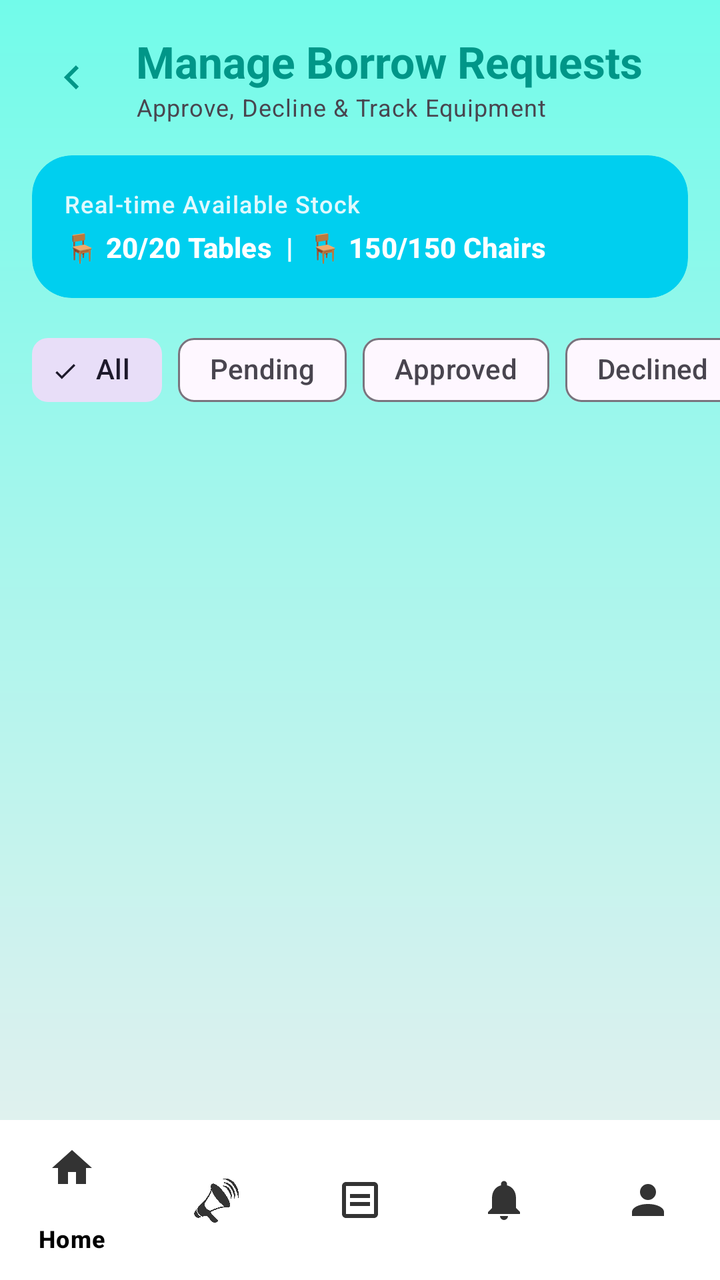
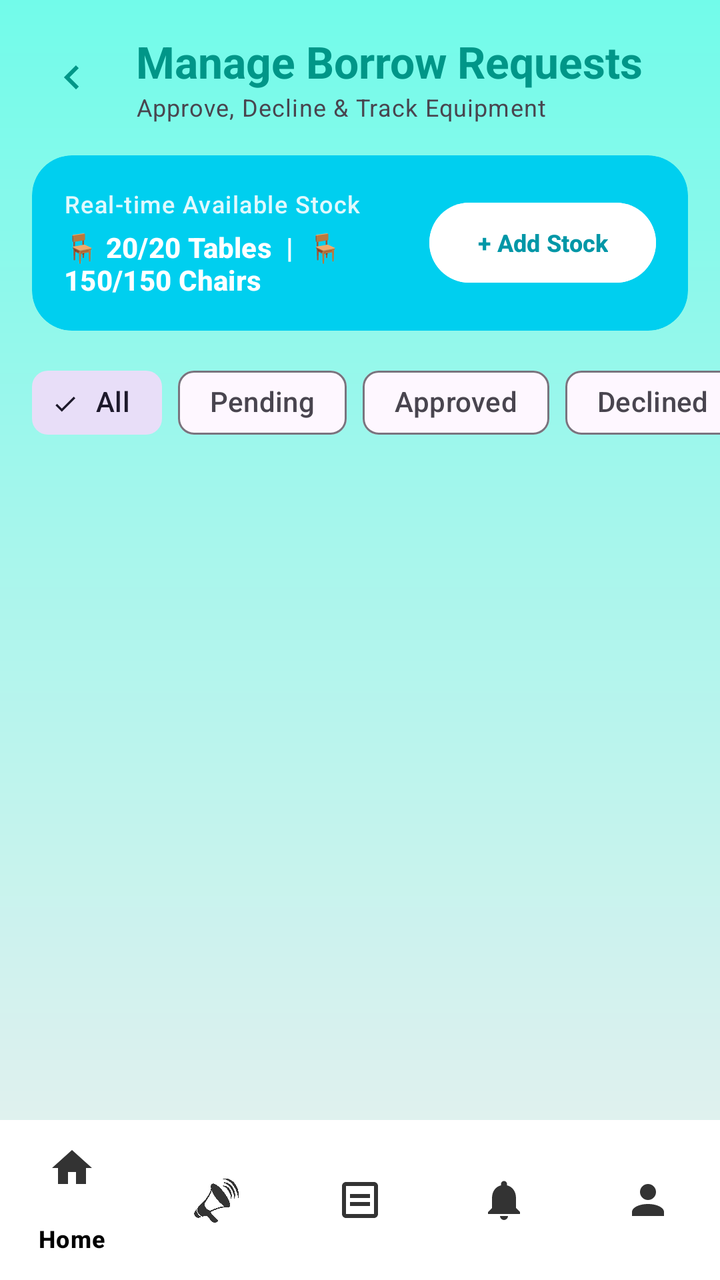

Two renders of the same Android screen: before a commit and after it. Below are the layout's source before the change and the commit's diff.
<!-- AndroidManifest.xml: application theme Theme.IServeKo -->
<!-- res/layout/activity_borrow_official.xml -->
<?xml version="1.0" encoding="utf-8"?>
<androidx.coordinatorlayout.widget.CoordinatorLayout xmlns:android="http://schemas.android.com/apk/res/android"
    xmlns:app="http://schemas.android.com/apk/res-auto"
    xmlns:tools="http://schemas.android.com/tools"
    android:id="@+id/main"
    android:layout_width="match_parent"
    android:layout_height="match_parent"
    android:background="@drawable/designbrg"
    tools:context=".BorrowOfficialActivity">

    <com.google.android.material.appbar.AppBarLayout
        android:layout_width="match_parent"
        android:layout_height="wrap_content"
        android:background="@android:color/transparent"
        app:elevation="0dp">

        <RelativeLayout
            android:layout_width="match_parent"
            android:layout_height="wrap_content"
            android:padding="16dp">

            <ImageButton
                android:id="@+id/btnBack"
                android:layout_width="40dp"
                android:layout_height="40dp"
                android:layout_centerVertical="true"
                android:background="?attr/selectableItemBackgroundBorderless"
                android:src="@drawable/ic_arrow_next"
                android:rotation="180"
                app:tint="@color/dash_teal"
                tools:ignore="ContentDescription" />

            <LinearLayout
                android:layout_width="wrap_content"
                android:layout_height="wrap_content"
                android:layout_centerVertical="true"
                android:layout_marginStart="12dp"
                android:layout_toEndOf="@id/btnBack"
                android:orientation="vertical">

                <TextView
                    android:layout_width="wrap_content"
                    android:layout_height="wrap_content"
                    android:text="Manage Borrow Requests"
                    android:textAppearance="@style/TextAppearance.Material3.TitleLarge"
                    android:textColor="@color/dash_teal"
                    android:textStyle="bold" />

                <TextView
                    android:layout_width="wrap_content"
                    android:layout_height="wrap_content"
                    android:text="Approve, Decline &amp; Track Equipment"
                    android:textAppearance="@style/TextAppearance.Material3.BodySmall"
                    android:textColor="@color/onSurfaceVariant" />
            </LinearLayout>

        </RelativeLayout>

    </com.google.android.material.appbar.AppBarLayout>

    <LinearLayout
        android:layout_width="match_parent"
        android:layout_height="match_parent"
        android:orientation="vertical"
        app:layout_behavior="@string/appbar_scrolling_view_behavior">

        
        <com.google.android.material.card.MaterialCardView
            style="?attr/materialCardViewFilledStyle"
            android:layout_width="match_parent"
            android:layout_height="wrap_content"
            android:layout_marginHorizontal="16dp"
            android:layout_marginBottom="12dp"
            app:cardBackgroundColor="#00CFEF"
            app:cardCornerRadius="20dp"
            app:strokeWidth="0dp">

            <LinearLayout
                android:layout_width="match_parent"
                android:layout_height="wrap_content"
                android:gravity="center_vertical"
                android:orientation="horizontal"
                android:padding="16dp">

                <LinearLayout
                    android:layout_width="0dp"
                    android:layout_height="wrap_content"
                    android:layout_weight="1"
                    android:orientation="vertical">

                    <TextView
                        android:layout_width="wrap_content"
                        android:layout_height="wrap_content"
                        android:text="Real-time Available Stock"
                        android:textAppearance="@style/TextAppearance.Material3.LabelMedium"
                        android:textColor="#E0FFFFFF" />

                    <TextView
                        android:id="@+id/txtInventoryStatus"
                        android:layout_width="wrap_content"
                        android:layout_height="wrap_content"
                        android:layout_marginTop="4dp"
                        android:text="🪑 20/20 Tables  |  🪑 150/150 Chairs"
                        android:textAppearance="@style/TextAppearance.Material3.TitleSmall"
                        android:textColor="@color/white"
                        android:textStyle="bold" />
                </LinearLayout>

            </LinearLayout>
        </com.google.android.material.card.MaterialCardView>

        
        <HorizontalScrollView
            android:layout_width="match_parent"
            android:layout_height="wrap_content"
            android:clipToPadding="false"
            android:paddingHorizontal="16dp"
            android:scrollbars="none">

            <com.google.android.material.chip.ChipGroup
                android:id="@+id/chipGroupStatus"
                android:layout_width="wrap_content"
                android:layout_height="wrap_content"
                app:singleSelection="true">

                <com.google.android.material.chip.Chip
                    android:id="@+id/chipAll"
                    style="@style/Widget.Material3.Chip.Filter"
                    android:layout_width="wrap_content"
                    android:layout_height="wrap_content"
                    android:checked="true"
                    android:text="All" />

                <com.google.android.material.chip.Chip
                    android:id="@+id/chipPending"
                    style="@style/Widget.Material3.Chip.Filter"
                    android:layout_width="wrap_content"
                    android:layout_height="wrap_content"
                    android:text="Pending" />

                <com.google.android.material.chip.Chip
                    android:id="@+id/chipApproved"
                    style="@style/Widget.Material3.Chip.Filter"
                    android:layout_width="wrap_content"
                    android:layout_height="wrap_content"
                    android:text="Approved" />

                <com.google.android.material.chip.Chip
                    android:id="@+id/chipDeclined"
                    style="@style/Widget.Material3.Chip.Filter"
                    android:layout_width="wrap_content"
                    android:layout_height="wrap_content"
                    android:text="Declined" />

                <com.google.android.material.chip.Chip
                    android:id="@+id/chipReturned"
                    style="@style/Widget.Material3.Chip.Filter"
                    android:layout_width="wrap_content"
                    android:layout_height="wrap_content"
                    android:text="Returned" />

            </com.google.android.material.chip.ChipGroup>
        </HorizontalScrollView>

        <androidx.recyclerview.widget.RecyclerView
            android:id="@+id/recyclerViewBorrowRequests"
            android:layout_width="match_parent"
            android:layout_height="match_parent"
            android:clipToPadding="false"
            android:paddingBottom="80dp" />

    </LinearLayout>

    <com.google.android.material.bottomnavigation.BottomNavigationView
        android:id="@+id/bottomNavigation"
        android:layout_width="match_parent"
        android:layout_height="wrap_content"
        android:layout_gravity="bottom"
        android:background="@color/white"
        app:itemIconTint="@color/dark_grey"
        app:itemTextColor="@color/black"
        app:menu="@menu/bottom_nav_menu" />

</androidx.coordinatorlayout.widget.CoordinatorLayout>
<!-- resources referenced by this layout -->
<resources>
  <color name="black">#FF000000</color>
  <color name="dark_grey">#333333</color>
  <color name="dash_teal">#009688</color>
  <color name="onSurfaceVariant">#49454F</color>
  <color name="white">#FFFFFFFF</color>
  <!-- drawable designbrg (drawable) -->
  <?xml version="1.0" encoding="utf-8"?>
  <shape xmlns:android="http://schemas.android.com/apk/res/android">
       <gradient android:type = "linear" android:angle="100"
           android:startColor="#72FBEA" android:endColor="#EFEFEF"/>
  </shape>
  <!-- drawable ic_arrow_next (drawable) -->
  <vector xmlns:android="http://schemas.android.com/apk/res/android"
      android:width="24dp"
      android:height="24dp"
      android:viewportWidth="24"
      android:viewportHeight="24">
      <path
          android:fillColor="#FF000000"
          android:pathData="M8.59,16.59L13.17,12L8.59,7.41L10,6L16,12L10,18L8.59,16.59Z"/>
  </vector>
  <style name="Theme.IServeKo" parent="Base.Theme.IServeKo" />
  <style name="Base.Theme.IServeKo" parent="Theme.Material3.DayNight.NoActionBar">
          
          
      </style>
</resources>

<!-- the commit's change to res/layout/activity_borrow_official.xml (unified diff, before → after) -->
@@ -12,7 +12,8 @@
         android:layout_width="match_parent"
         android:layout_height="wrap_content"
         android:background="@android:color/transparent"
-        app:elevation="0dp">
+        app:elevation="0dp"
+        app:liftOnScroll="false">
 
         <RelativeLayout
             android:layout_width="match_parent"
@@ -106,6 +107,16 @@
                         android:textStyle="bold" />
                 </LinearLayout>
 
+                <com.google.android.material.button.MaterialButton
+                    android:id="@+id/btnAddStock"
+                    android:layout_width="wrap_content"
+                    android:layout_height="wrap_content"
+                    android:backgroundTint="@color/white"
+                    android:text="+ Add Stock"
+                    android:textColor="#0097A7"
+                    android:textSize="12sp"
+                    android:textStyle="bold" />
+
             </LinearLayout>
         </com.google.android.material.card.MaterialCardView>
 
